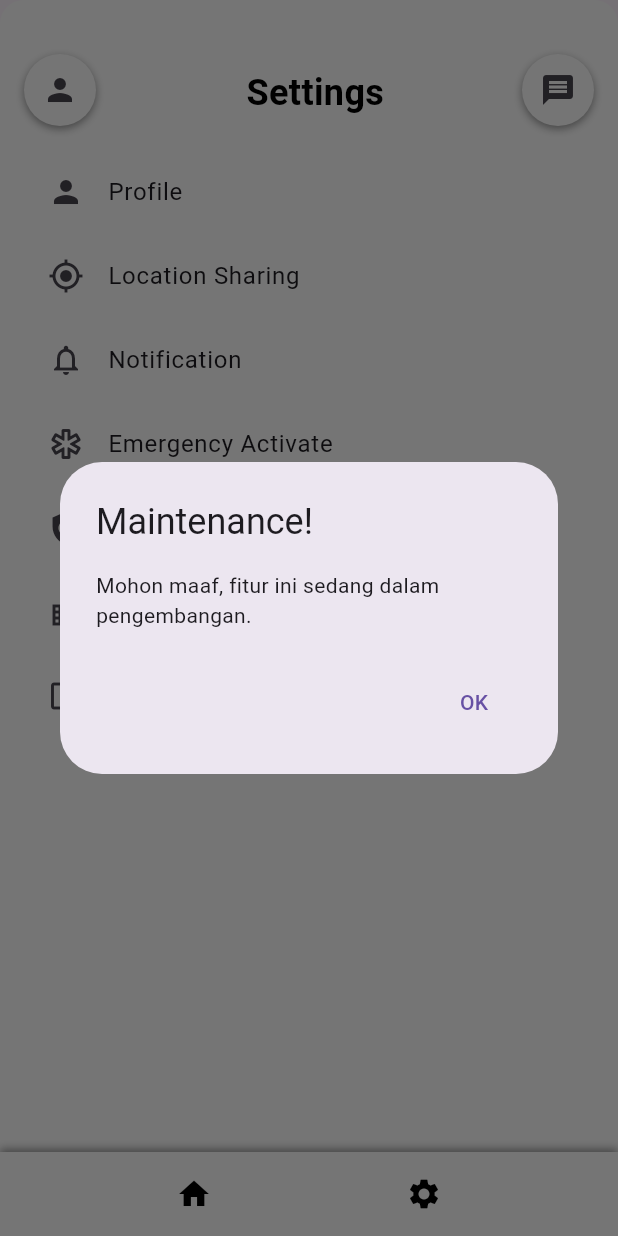
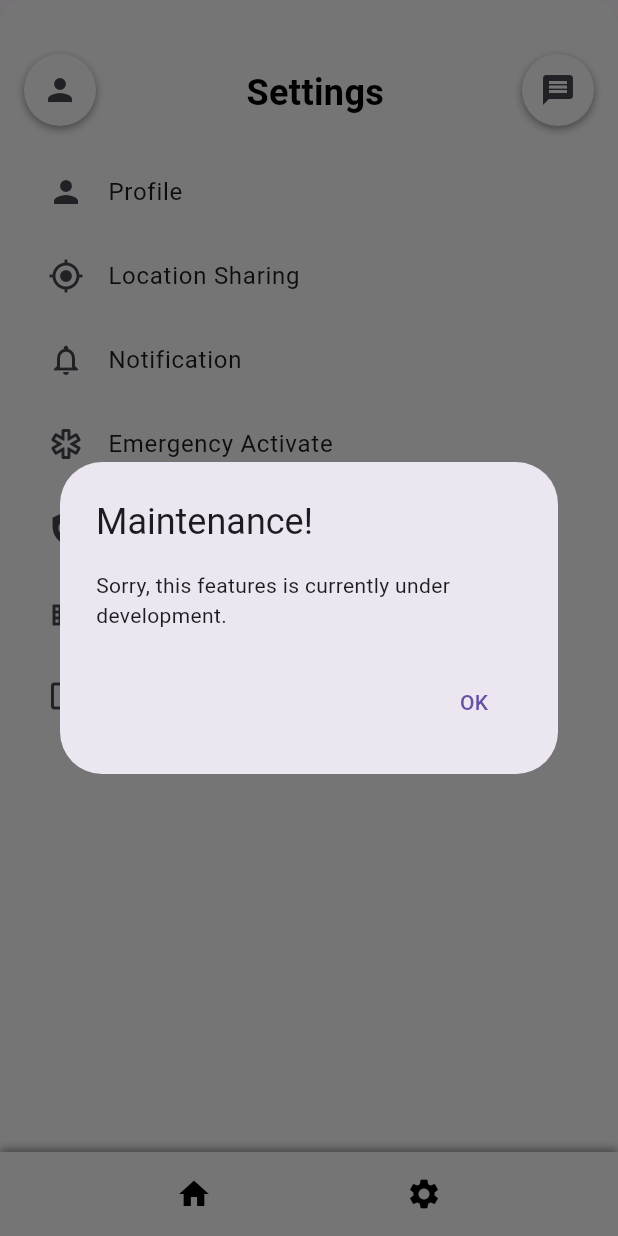
Before and after one commit to RiHuuang/SafeWalk, a Flutter app: the SettingsPage screen opened directly, after a tap on the "message" icon, on a phone screen of 412 x 824 dp. Run offline on Flutter 3.47's test engine with Material 3 defaults, Android fonts, the phone set to English and light mode, and no system bars; our stand-ins replace firebase_auth, firebase_core, google_maps_flutter, location; missing offline and left inert: firebase_app_check, flutter_config; accounts and stored records are empty.

Commit message:
Update AndroidManifest.xml and main.dart (generated by blackbox.ai )

```diff
--- a/safewalk/lib/contacts_page.dart
+++ b/safewalk/lib/contacts_page.dart
@@ -67,7 +67,7 @@ class ContactsPage extends StatelessWidget {
                     builder: (BuildContext context) {
                       return AlertDialog(
                         title: const Text('Maintenance!'),
-                        content: const Text('Mohon maaf, fitur ini sedang dalam pengembangan.'),
+                        content: const Text('Sorry, this features is currently under development.'),
                         actions: [
                           TextButton(
                             onPressed: () {
--- a/safewalk/lib/home_page.dart
+++ b/safewalk/lib/home_page.dart
@@ -160,7 +160,7 @@ class HomePageState extends State<HomePage> {
                     builder: (BuildContext context) {
                       return AlertDialog(
                         title: const Text('Maintenance!'),
-                        content: const Text('Mohon maaf, fitur ini sedang dalam pengembangan.'),
+                        content: const Text('Sorry, this features is currently under development.'),
                         actions: [
                           TextButton(
                             onPressed: () {
@@ -235,7 +235,7 @@ class HomePageState extends State<HomePage> {
                     builder: (BuildContext context) {
                       return AlertDialog(
                         title: const Text('Maintenance!'),
-                        content: const Text('Mohon maaf, fitur ini sedang dalam pengembangan.'),
+                        content: const Text('Sorry, this features is currently under development.'),
                         actions: [
                           TextButton(
                             onPressed: () {
--- a/safewalk/lib/main.dart
+++ b/safewalk/lib/main.dart
@@ -76,7 +76,7 @@ class _SafeWalkPageState extends State<SafeWalkPage> {
                   onPressed: () {
                     Navigator.push(
                       context,
-                      MaterialPageRoute(builder: (context) => LoginPage()),
+                      MaterialPageRoute(builder: (context) => HomePage()),
                     );
                   },
                   style: ButtonStyle(
--- a/safewalk/lib/settings_page.dart
+++ b/safewalk/lib/settings_page.dart
@@ -68,7 +68,7 @@ class SettingsPage extends StatelessWidget {
                     builder: (BuildContext context) {
                       return AlertDialog(
                         title: const Text('Maintenance!'),
-                        content: const Text('Mohon maaf, fitur ini sedang dalam pengembangan.'),
+                        content: const Text('Sorry, this features is currently under development.'),
                         actions: [
                           TextButton(
                             onPressed: () {
@@ -165,7 +165,7 @@ class SettingsPage extends StatelessWidget {
                     builder: (BuildContext context) {
                       return AlertDialog(
                         title: const Text('Maintenance!'),
-                        content: const Text('Mohon maaf, fitur ini sedang dalam pengembangan.'),
+                        content: const Text('Sorry, this features is currently under development.'),
                         actions: [
                           TextButton(
                             onPressed: () {
@@ -188,7 +188,7 @@ class SettingsPage extends StatelessWidget {
                     builder: (BuildContext context) {
                       return AlertDialog(
                         title: const Text('Maintenance!'),
-                        content: const Text('Mohon maaf, fitur ini sedang dalam pengembangan.'),
+                        content: const Text('Sorry, this features is currently under development.'),
                         actions: [
                           TextButton(
                             onPressed: () {
@@ -211,7 +211,7 @@ class SettingsPage extends StatelessWidget {
                     builder: (BuildContext context) {
                       return AlertDialog(
                         title: const Text('Maintenance!'),
-                        content: const Text('Mohon maaf, fitur ini sedang dalam pengembangan.'),
+                        content: const Text('Sorry, this features is currently under development.'),
                         actions: [
                           TextButton(
                             onPressed: () {
@@ -234,7 +234,7 @@ class SettingsPage extends StatelessWidget {
                     builder: (BuildContext context) {
                       return AlertDialog(
                         title: const Text('Maintenance!'),
-                        content: const Text('Mohon maaf, fitur ini sedang dalam pengembangan.'),
+                        content: const Text('Sorry, this features is currently under development.'),
                         actions: [
                           TextButton(
                             onPressed: () {
@@ -257,7 +257,7 @@ class SettingsPage extends StatelessWidget {
                     builder: (BuildContext context) {
                       return AlertDialog(
                         title: const Text('Maintenance!'),
-                        content: const Text('Mohon maaf, fitur ini sedang dalam pengembangan.'),
+                        content: const Text('Sorry, this features is currently under development.'),
                         actions: [
                           TextButton(
                             onPressed: () {
```
Also changed, not shown: safewalk/lib/profile_page.dart (+64 -6 lines).
